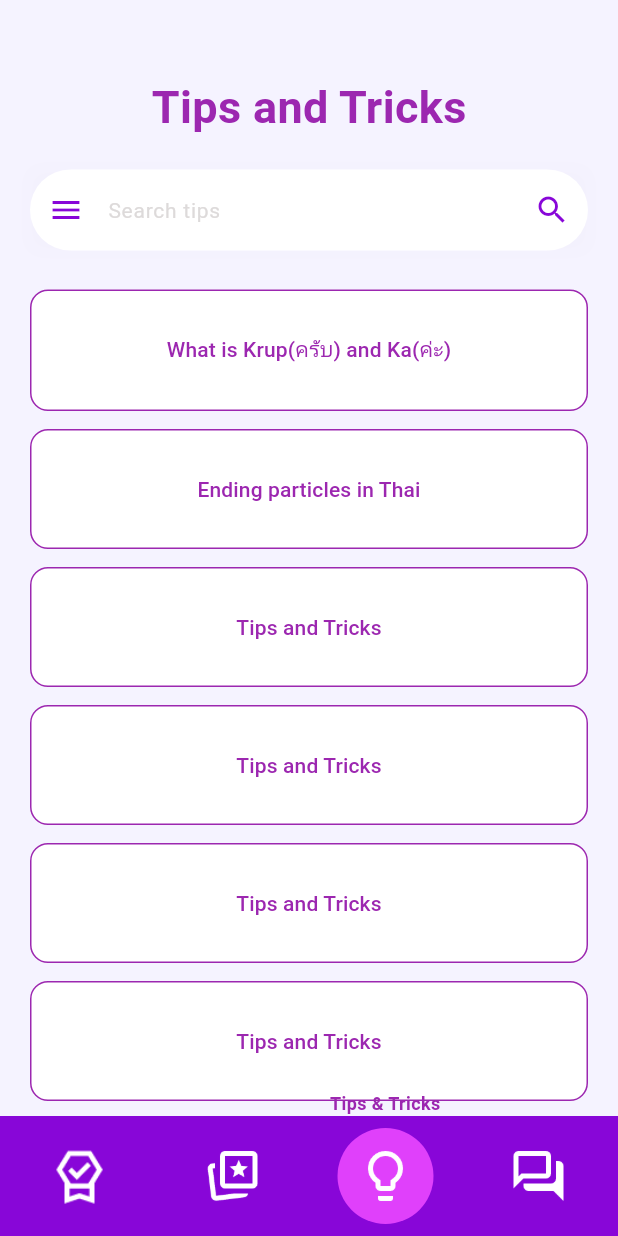
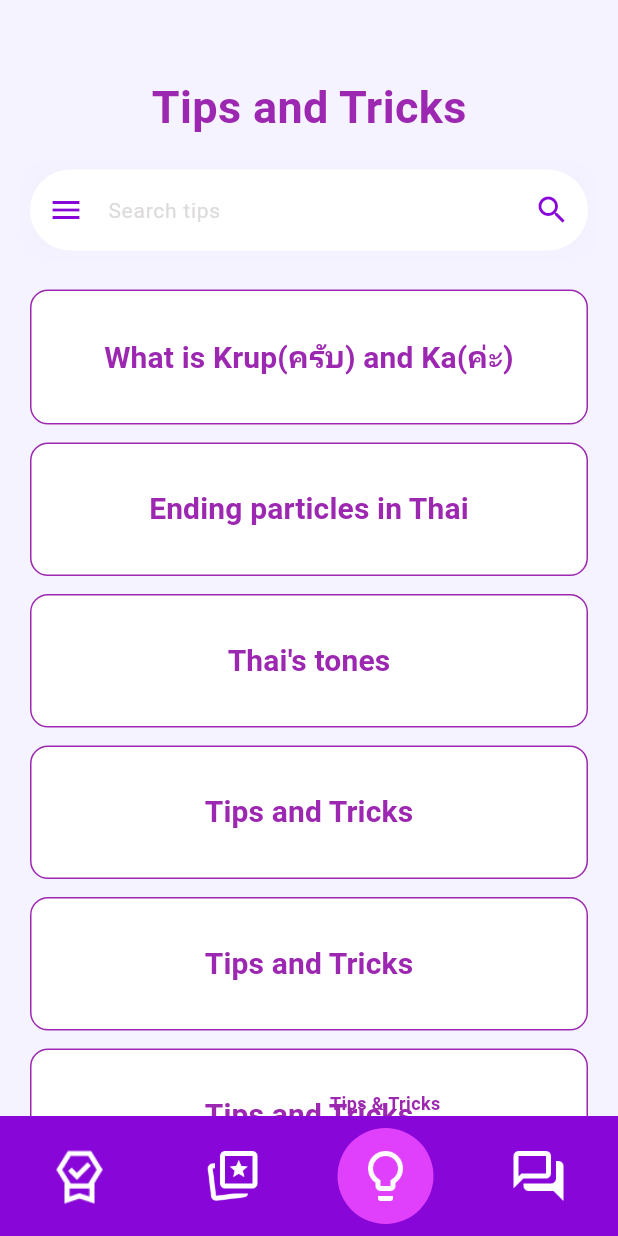
Before and after one commit to PlyJB/283_Mobile_app_gr20, a Flutter app: the screen it shows after launch, item 3 of the bottom bar chosen, on a phone screen of 412 x 824 dp. Run offline on Flutter 3.47's test engine with Material 3 defaults, Android fonts, the phone set to English and light mode, and no system bars; our stand-ins replace flutter_svg; Roboto replaces fonts that are missing (CustomFont, Itim).

Commit message:
add: Conversation models
fix: fonts setting

```diff
--- a/lib/main.dart
+++ b/lib/main.dart
@@ -16,10 +16,29 @@ class MyApp extends StatelessWidget {
   Widget build(BuildContext context) {
     return MaterialApp(
       debugShowCheckedModeBanner: false,
-      theme: ThemeData(fontFamily: 'Roboto'),
+      theme: ThemeData(
+        fontFamily: 'CustomFont',
+        textTheme: TextTheme(
+          headlineLarge: AppTextStyles.heading,
+          bodyLarge: AppTextStyles.body,
+    ),
+      ),
       home: const MainScreen(), // Use MainScreen instead of HomePage
     );
   }
+}
+
+class AppTextStyles {
+  static const TextStyle heading = TextStyle(
+    fontFamily: 'Itim',
+    fontSize: 24,
+    fontWeight: FontWeight.bold,
+  );
+
+  static const TextStyle body = TextStyle(
+    fontFamily: 'Itim',
+    fontSize: 16,
+  );
 }
 
 class MainScreen extends StatefulWidget {
--- a/lib/models/card_model.dart
+++ b/lib/models/card_model.dart
@@ -19,7 +19,7 @@ class CardModel {
     List<CardModel> cards = [];
     cards.add(
       CardModel(
-        thaiWord: 'สลัดดดดfffffffffffffffffffff',
+        thaiWord: 'สลัดดดด',
         pronunciation: 'sa-lad',
         engWord: 'salad',
         iconPath: 'assets/picture/salad.jpg',
--- a/lib/models/tips_model.dart
+++ b/lib/models/tips_model.dart
@@ -1,4 +1,5 @@
 import 'dart:ui';
+
 
 class TipsModel {
   String title;
@@ -42,16 +43,65 @@ class TipsModel {
           ),
           Article(
             article:
-                '"lor" เหรอ Used in the context of "really?". Frequently paired with "Jing lor" or "Chai lor" which means "really?".',
+                '"lor" เหรอ Used in the context of "really?". Frequently paired with "Jing lor" or "Chai lor" which means "really?".',
           ),
         ],
       ),
     );
     tips.add(
       TipsModel(
-        title: "Tips and Tricks",
-        articles: [Article(article: 'article test1')],
-      ),
+        title: "Thai's tones",
+        articles: [
+          Article(
+            article: '1. Thai Consonant Classes\n'
+            'Consonants are divided into three classes:\nlow, middle, and high.\n'
+            'The class of the first consonant in a syllable determines the tone of the syllable.\n'
+            'Low-Class Consonants: \nค, ฅ, ฆ, ง, ช, ซ, ฌ, ญ, ฑ, ฒ, ณ, ท, ธ, \nน, พ, ฟ, ภ, ม, ย, ร, ล, ว, ฬ, ฮ\n'
+            'Middle-Class Consonants: \nก, จ, ฎ, ฏ, ด, ต, บ, ป\n'
+            'High-Class Consonants: \nข, ฃ, ฉ, ฐ, ถ, ผ, ฝ, ศ, ษ, ส\n'
+            'Tip: Memorize only the middle- and high-class consonants. Anything else will be low-class.\n',
+            ),
+            /*1. Thai Consonant Classes  Thai consonants are divided into 3 classes, which help determine the tone of a word:  Low-Class Consonants: ค, ฅ, ฆ, ง, ช, ซ, ฌ, ญ, ฑ, ฒ, ณ, ท, ธ, น, พ, ฟ, ภ, ม, ย, ร, ล, ว, ฬ, ฮ  Middle-Class Consonants: ก, จ, ฎ, ฏ, ด, ต, บ, ป, อ  High-Class Consonants: ข, ฃ, ฉ, ฐ, ถ, ผ, ฝ, ศ, ษ, ส, ห  Tip: Memorize only the middle- and high-class consonants. Anything else will be low-class. */
+            Article(
+              article: '2. Tones When No Tone Mark is Present\n'
+              'When a word has no tone mark, \nuse these rules:\n'
+              'If the first consonant is low-class\n'
+              ' ่ (Mai Ek) = Falling tone\n'
+              ' ้ (Mai Tho) = High tone\n'
+              'If the first consonant is not low-class\n'
+              ' ่ (Mai Ek) = Low tone\n'
+              ' ้ (Mai Tho) = Falling tone\n'
+              ' ๊ (Mai Tri) = High tone (Only for middle-class consonants)\n'
+              ' ๋ (Mai Chattawa) = Rising tone (Only for middle-class consonants)\n',
+            ),
+            /*2. Tones When a Tone Mark is Present  When a word has a tone mark, use these rules:  If the first consonant is low-class  ่ (Mai Ek) = Falling tone  ้ (Mai Tho) = High tone  If the first consonant is not low-class  ่ (Mai Ek) = Low tone  ้ (Mai Tho) = Falling tone  ๊ (Mai Tri) = High tone (Only for middle-class consonants)  ๋ (Mai Chattawa) = Rising tone (Only for middle-class consonants) */
+            Article(
+              article: '3. Tones When There Is No Tone Mark\n'
+              'If there is no tone mark, follow these steps:\n'
+              'Case 1: If the syllable is a dead syllable\n'
+              'A dead syllable ends abruptly with final consonants such as ก, ด, บ \nor a short vowel (e.g., ะ).\n'
+              'If the first consonant is low-class\n'
+              '- Short vowel = High tone\n'
+              '- Long vowel = Falling tone\n'
+              'If the first consonant is middle- or high-class\n'
+              '- Low tone\n'
+              'Case 2: If the syllable is a live syllable\n'
+              'A live syllable ends in น, ณ, ญ, ร, ล, ฬ, \nม, ง, ว, ย or a long vowel.\n'
+              '- If the first consonant is high-class → Rising tone\n'
+              '- If the first consonant is not high-class → Mid tone\n',
+            ),
+          /*3. Tones When There Is No Tone Mark  If there is no tone mark, follow these steps:  Case 1: If the syllable is a dead syllable  A dead syllable ends abruptly with final consonants such as ก, ด, บ or a short vowel (e.g., ะ).  If the first consonant is low-class  Short vowel = High tone  Long vowel = Falling tone  If the first consonant is middle- or high-class  Low tone  Case 2: If the syllable is a live syllable  A live syllable ends in น, ณ, ญ, ร, ล, ฬ, ม, ง, ว, ย or a long vowel.  If the first consonant is high-class → Rising tone  If the first consonant is not high-class → Mid tone */
+          Article(
+            article:'4. Easy Tricks to Remember\n'
+            '- If there is a tone mark, apply the tone mark rules first.\n'
+            '- If there is no tone mark, check the consonant class.\n'
+            '- If the consonant is low-class and the syllable is dead, apply the dead syllable rules.\n'
+            '- If the consonant is high-class and the syllable is live, use the rising tone.\n'
+            'Practice reading and pronouncing often, and it will become natural!\n',
+            ),
+          /*4. Easy Tricks to Remember  If there is a tone mark, apply the tone mark rules first.  If there is no tone mark, check the consonant class.  If the consonant is low-class and the syllable is dead, apply the dead syllable rules.  If the consonant is high-class and the syllable is live, use the rising tone.  Practice reading and pronouncing often, and it will become natural! */
+        ],
+      )
     );
     tips.add(
       TipsModel(
--- a/lib/pages/tips.dart
+++ b/lib/pages/tips.dart
@@ -1,6 +1,7 @@
 import 'package:flutter/material.dart';
 import 'package:pic2thai/models/tips_model.dart';
 import 'package:pic2thai/pages/tipsDetails.dart';
+import 'package:pic2thai/main.dart';
 
 class TipsPage extends StatefulWidget {
   TipsPage({super.key});
@@ -98,7 +99,12 @@ class _TipsPageState extends State<TipsPage> {
         child: Text(
           tips.title,
           textAlign: TextAlign.center,
-          style: const TextStyle(color: Colors.purple),
+          style: AppTextStyles.body.copyWith(
+            fontSize: 20,
+            fontWeight: FontWeight.bold,
+            color: Colors.purple,
+          ),
+          // const TextStyle(color: Colors.purple),
         ),
       ),
     );
@@ -125,7 +131,7 @@ class _TipsPageState extends State<TipsPage> {
             child: Center(
               child: Text(
                 "Tips and Tricks",
-                style: TextStyle(
+                style: AppTextStyles.heading.copyWith(
                   fontSize: 30,
                   fontWeight: FontWeight.bold,
                   color: Colors.purple,
```
Also changed, not shown: lib/models/conversation_model.dart (added, +194 -0 lines), lib/pages/cardCollection.dart (+8 -2 lines), lib/pages/tipsDetails.dart (+14 -3 lines), 1 other file.
